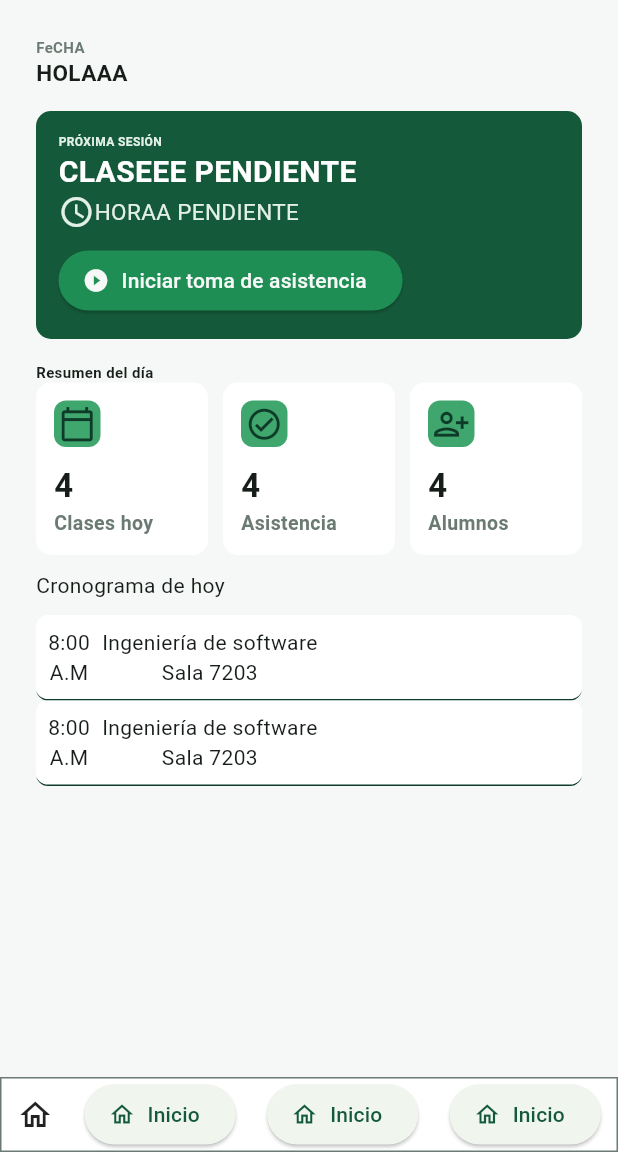
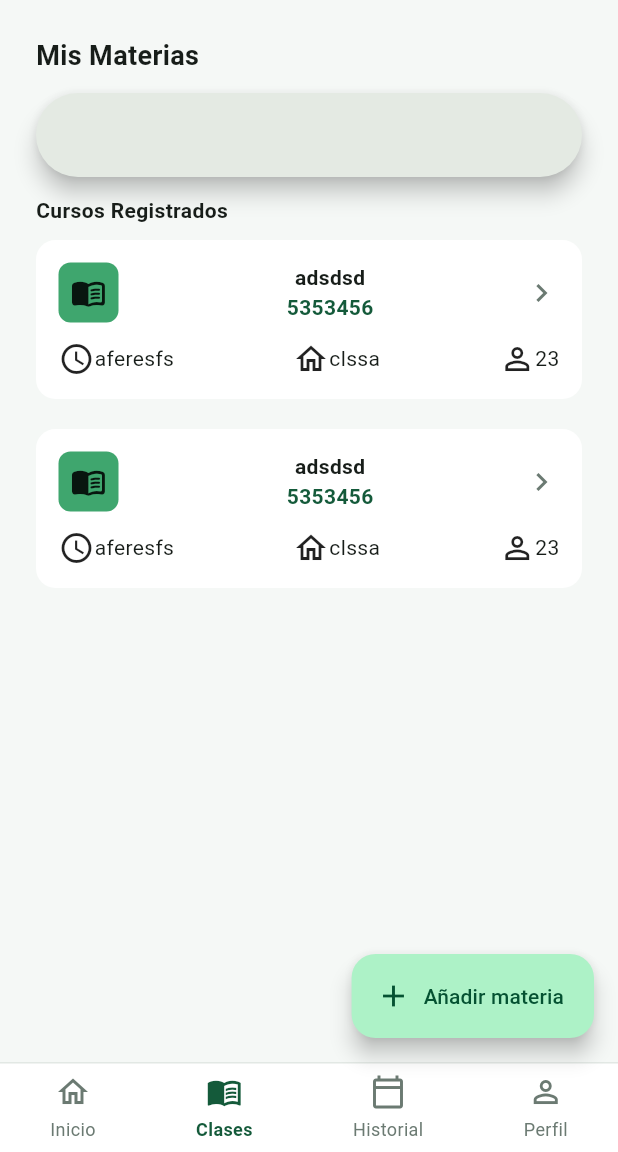
Before and after one commit to Camila-1706/app_uacheck, a Flutter app: the screen it shows after launch, on a phone screen of 412 x 824 dp, the part 84-1236 px from its top. Run offline on Flutter 3.47's test engine with Material 3 defaults, Android fonts, the phone set to English and light mode, and no system bars; our stand-ins replace flutter_riverpod, go_router, supabase_flutter; accounts and stored records are empty.

Commit message:
Pantalla de materias - Docente

```diff
--- a/lib/main.dart
+++ b/lib/main.dart
@@ -1,14 +1,8 @@
-import 'package:app_uacheck_1/config/router/app_router.dart';
-import 'package:app_uacheck_1/presentation/screens/auth/login_screen.dart';
-import 'package:app_uacheck_1/presentation/screens/auth/register_screen.dart';
-import 'package:app_uacheck_1/presentation/screens/home/home_student_screen.dart';
+
 import 'package:app_uacheck_1/presentation/screens/home/home_teacher_screen.dart';
-import 'package:app_uacheck_1/presentation/widgets/teacher/summary_card.dart';
+import 'package:app_uacheck_1/presentation/screens/teacher/teacher_courses_screen.dart';
+import 'package:app_uacheck_1/presentation/widgets/teacher/course_card.dart';
 import 'package:flutter/material.dart';
-import 'package:flutter_riverpod/flutter_riverpod.dart';
-import 'package:supabase_flutter/supabase_flutter.dart';
-
-import 'config/constants/app_constants.dart';
 import 'config/theme/app_theme.dart';
 
 
@@ -23,7 +17,9 @@ class MyApp extends StatelessWidget {
       theme: AppTheme.light,
       debugShowCheckedModeBanner: false,
       title: 'Material App',
-      home: HomeTeacherScreen(),
+      home: TeacherCoursesScreen()
+
+
     );
   }
 }
--- /dev/null
+++ b/lib/presentation/screens/teacher/teacher_courses_screen.dart
@@ -0,0 +1,79 @@
+import 'package:app_uacheck_1/config/theme/app_colors.dart';
+import 'package:app_uacheck_1/presentation/widgets/shared/custom_app_bar.dart';
+import 'package:app_uacheck_1/presentation/widgets/shared/custom_bottom_navigation.dart';
+import 'package:app_uacheck_1/presentation/widgets/teacher/course_card.dart';
+import 'package:flutter/material.dart';
+
+class TeacherCoursesScreen extends StatelessWidget {
+  const TeacherCoursesScreen({super.key});
+
+  @override
+  Widget build(BuildContext context) {
+    return Scaffold(
+      appBar: CustomAppBar(
+        trailing: CircleAvatar(
+          child: Text('AM'),
+          backgroundColor: AppColors.primaryOnDark,
+          foregroundColor: AppColors.primary,
+        ),
+      ),
+      body: SingleChildScrollView(
+        child: SafeArea(
+          child: Padding(
+            padding: const EdgeInsets.all(24.0),
+            child: Column(
+              crossAxisAlignment: CrossAxisAlignment.start,
+              children: [
+                Text(
+                  'Mis Materias',
+                  style: TextStyle(
+                    color: Theme.of(context).colorScheme.onSurface,
+                    fontWeight: FontWeight.bold,
+                    fontSize: 18,
+                  ),
+                ),
+                SizedBox(height: 12),
+                SearchBar(),
+
+                SizedBox(height: 12),
+                Text(
+                  'Cursos Registrados',
+                  style: TextStyle(
+                    color: Theme.of(context).colorScheme.onSurface,
+                    fontWeight: FontWeight.bold,
+                    fontSize: 14,
+                  ),
+                ),
+                SizedBox(height: 10),
+
+                CourseCard(
+                  title: 'adsdsd',
+                  code: '5353456',
+                  schedule: 'aferesfs',
+                  classroom: 'clssa',
+                  studentsCount: 23,
+                  onTap: () {},
+                ),
+                SizedBox(height: 20),
+                CourseCard(
+                  title: 'adsdsd',
+                  code: '5353456',
+                  schedule: 'aferesfs',
+                  classroom: 'clssa',
+                  studentsCount: 23,
+                  onTap: () {},
+                ),
+              ],
+            ),
+          ),
+        ),
+      ),
+      floatingActionButton: FloatingActionButton.extended(
+        label: Text('Añadir materia'),
+        icon: Icon(Icons.add),
+        onPressed: () {},
+      ),
+      bottomNavigationBar: CustomBottomNavigation(indexActual: 1),
+    );
+  }
+}
--- a/lib/presentation/widgets/shared/custom_bottom_navigation.dart
+++ b/lib/presentation/widgets/shared/custom_bottom_navigation.dart
@@ -1,52 +1,98 @@
+
 import 'package:app_uacheck_1/config/theme/app_colors.dart';
 import 'package:flutter/material.dart';
 
 class CustomBottomNavigation extends StatelessWidget {
-  const CustomBottomNavigation({super.key});
+  final int indexActual;
+  final ValueChanged<int>? onTap;
+
+  const CustomBottomNavigation({super.key, this.indexActual = 0, this.onTap});
 
   @override
   Widget build(BuildContext context) {
     return Container(
       decoration: BoxDecoration(
         color: Theme.of(context).colorScheme.surface,
-        border: Border.all(color: AppColors.textMuted)
-
+        border: const Border(
+          top: BorderSide(color: AppColors.border, width: 1),
+        ),
       ),
 
       child: SafeArea(
+        child: Padding(
+          padding: const EdgeInsets.symmetric(vertical: 7.0),
           child: Row(
             mainAxisAlignment: MainAxisAlignment.spaceAround,
             children: [
-
-              Icon(
-                Icons.home_outlined,
+              _buildNav(
+                context: context,
+                index: 0,
+                icon: Icons.home_outlined,
+                selectedIcon: Icons.home,
+                label: 'Inicio',
               ),
 
-
-              ElevatedButton.icon(
-                label: Text('Inicio'),
-                icon: Icon(Icons.home_outlined),
-                 onPressed: () {  },
+              _buildNav(
+                context: context,
+                index: 1,
+                icon: Icons.menu_book_outlined,
+                selectedIcon: Icons.menu_book,
+                label: 'Clases',
               ),
-
-              ElevatedButton.icon(
-                label: Text('Inicio'),
-                icon: Icon(Icons.home_outlined),
-                 onPressed: () {  },
+              _buildNav(
+                context: context,
+                index: 2,
+                icon: Icons.calendar_today_outlined,
+                selectedIcon: Icons.calendar_today,
+                label: 'Historial',
               ),
-
-              ElevatedButton.icon(
-                label: Text('Inicio'),
-                icon: Icon(Icons.home_outlined),
-                 onPressed: () {  },
-              )
-
-
+              _buildNav(
+                context: context,
+                index: 3,
+                icon: Icons.person_outline,
+                selectedIcon: Icons.person,
+                label: 'Perfil',
+              ),
             ],
           ),
         ),
+      ),
+    );
+  }
 
+  Widget _buildNav({
+    required BuildContext context,
+    required int index,
+    required IconData icon,
+    required IconData selectedIcon,
+    required String label,
+  }) {
+    final isSelected = indexActual == index;
+    final activeColor = Theme.of(context).colorScheme.primary;
+    final inactiveColor = AppColors.textMuted;
 
+    return GestureDetector(
+      onTap: () => onTap?.call(index),
+      behavior: HitTestBehavior.opaque,
+      child: Column(
+        mainAxisSize: MainAxisSize.min,
+        children: [
+          Icon(
+            isSelected ? selectedIcon : icon,
+            color: isSelected ? activeColor : inactiveColor,
+            size: 24,
+          ),
+          const SizedBox(height: 4),
+          Text(
+            label,
+            style: TextStyle(
+              fontSize: 12,
+              fontWeight: isSelected ? FontWeight.bold : FontWeight.normal,
+              color: isSelected ? activeColor : inactiveColor,
+            ),
+          ),
+        ],
+      ),
     );
   }
 }
--- /dev/null
+++ b/lib/presentation/widgets/teacher/course_card.dart
@@ -0,0 +1,76 @@
+import 'package:app_uacheck_1/config/theme/app_colors.dart';
+import 'package:flutter/material.dart';
+
+class CourseCard extends StatelessWidget {
+  final String title;
+  final String code;
+  final String schedule;
+  final String classroom;
+  final int studentsCount;
+  final VoidCallback? onTap;
+
+  const CourseCard({
+    super.key,
+    required this.title,
+    required this.code,
+    required this.schedule,
+    required this.classroom,
+    required this.studentsCount,
+    this.onTap,
+  });
+
+  @override
+  Widget build(BuildContext context) {
+    return Container(
+      padding: EdgeInsets.all(15.0),
+      decoration: BoxDecoration(
+        color: Theme.of(context).colorScheme.onPrimary,
+        borderRadius: BorderRadius.circular(13.0),
+      ),
+      child: Column(
+        children: [
+          Row(
+            children: [
+              Container(
+                padding: EdgeInsets.all(8.0),
+                decoration: BoxDecoration(
+                  color: AppColors.primaryOnDark,
+                  borderRadius: BorderRadius.circular(8.0)
+                  ),
+                child: Icon(Icons.menu_book_rounded),
+              ),
+              SizedBox(width: 12),
+              Expanded(
+                child: Column(
+                  children: [
+                    Text(title, style: TextStyle(fontWeight: FontWeight.bold)),
+                    Text(code, style: TextStyle(color: AppColors.primary, fontWeight: FontWeight.bold)),
+                  ],
+                ),
+              ),
+              Icon(Icons.chevron_right, color: AppColors.textMuted),
+            ],
+          ),
+          SizedBox(height: 12,),
+          Row(children: [
+            Row(children: [
+              Icon(Icons.watch_later_outlined, ),
+              Text(schedule),
+            ],),
+            Spacer(flex: 1,),
+            Row(children: [
+              Icon(Icons.home_outlined),
+              Text(classroom),
+            ],),
+            Spacer(flex: 1,),
+            Row(children: [
+              Icon((Icons.person_outline)),
+              Text('$studentsCount')
+            ],)
+
+          ],)
+        ],
+      ),
+    );
+  }
+}
```
Lines whose indentation alone changed are shown as unchanged.
